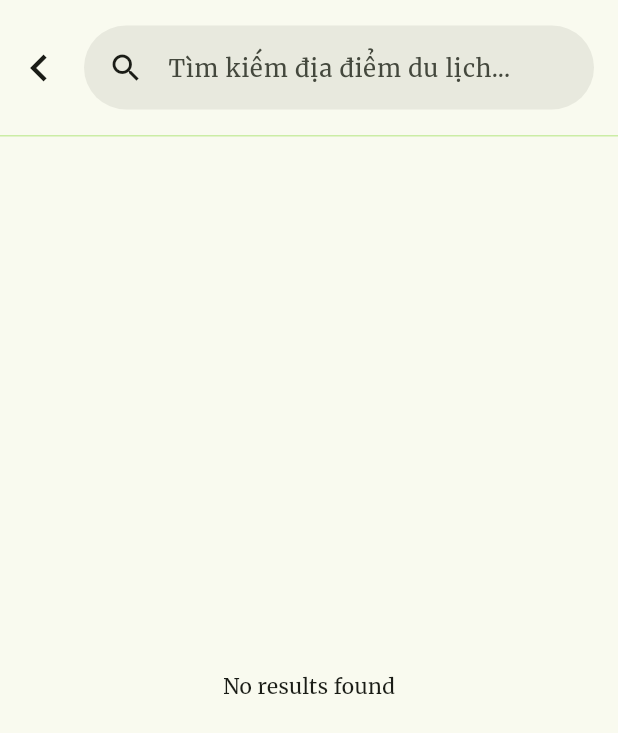
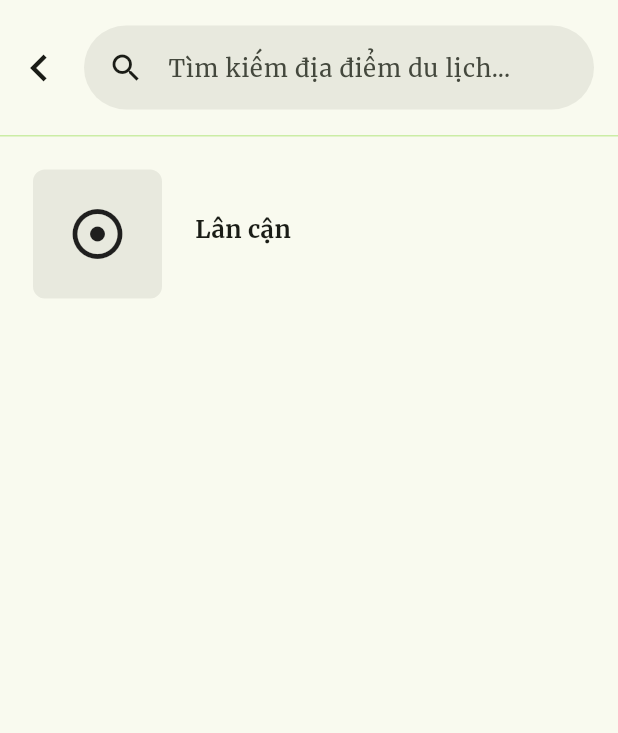
Before and after one commit to Minhnhat0408/VieVu, a Flutter app: the ExploreSearchPage screen opened directly, on a phone screen of 412 x 824 dp. Shown: the top 733 px of the screen. Run offline on Flutter 3.47's test engine with Material 3 defaults, Android fonts, the light colour scheme and no system bars; our stand-ins replace animated_text_kit, cached_network_image, carousel_slider, curved_navigation_bar, easy_stepper, flutter_bloc and 12 more; accounts and stored records are empty.

Commit message:
feat: complete Search logic partially

```diff
--- a/lib/features/explore/presentation/widgets/attraction_big_card.dart
+++ b/lib/features/explore/presentation/widgets/attraction_big_card.dart
@@ -31,11 +31,12 @@ class AttractionBigCard extends StatelessWidget {
                     Radius.circular(10),
                   ),
                   child: CachedNetworkImage(
-                    imageUrl: attraction.cover,
+                    imageUrl: "${attraction.cover}?w=90&h=90",
                     fadeInDuration: const Duration(milliseconds: 200),
-                    filterQuality: FilterQuality.medium,
+                    filterQuality: FilterQuality.low,
                     width: double.infinity,
                     height: 220,
+                    useOldImageOnUrlChange: true,
                     fit: BoxFit.cover,
                     placeholder: (context, url) => const Center(
                       child: CircularProgressIndicator(),
--- a/lib/features/search/data/models/explore_search_result_model.dart
+++ b/lib/features/search/data/models/explore_search_result_model.dart
@@ -6,6 +6,7 @@ class ExploreSearchResultModel extends ExploreSearchResult {
     super.address,
     required super.id,
     required super.type,
+    super.cover,
   });
 
   factory ExploreSearchResultModel.fromJson(Map<String, dynamic> json) {
@@ -14,6 +15,7 @@ class ExploreSearchResultModel extends ExploreSearchResult {
       address: json['address'],
       id: json['id'],
       type: json['table_name'],
+      cover: json['cover'],
     );
   }
 
@@ -23,6 +25,7 @@ class ExploreSearchResultModel extends ExploreSearchResult {
       'address': address,
       'id': id,
       'type': type,
+      'cover': cover,
     };
   }
 
--- a/lib/features/search/domain/entities/explore_search_result.dart
+++ b/lib/features/search/domain/entities/explore_search_result.dart
@@ -3,11 +3,13 @@ class ExploreSearchResult {
   final String? address;
   final String id;
   final String type;
+  final String? cover;
 
   ExploreSearchResult({
     required this.title,
     this.address,
     required this.id,
     required this.type,
+    this.cover,
   });
 }
--- /dev/null
+++ b/lib/features/search/presentation/bloc/search_bloc.dart
@@ -0,0 +1,33 @@
+import 'package:flutter/material.dart';
+import 'package:flutter_bloc/flutter_bloc.dart';
+import 'package:vn_travel_companion/features/search/domain/entities/explore_search_result.dart';
+import 'package:vn_travel_companion/features/search/domain/repositories/explore_search_repository.dart';
+
+part 'search_event.dart';
+part 'search_state.dart';
+
+class SearchBloc extends Bloc<SearchEvent, SearchState> {
+  final ExploreSearchRepository _exploreSearchRepository;
+  SearchBloc({
+    required ExploreSearchRepository repository,
+  })  : _exploreSearchRepository = repository,
+        super(SearchInitial()) {
+    on<SearchEvent>((event, emit) {
+      return emit(SearchLoading());
+    });
+
+    on<ExploreSearch>(_onExploreSearch);
+  }
+
+  void _onExploreSearch(ExploreSearch event, Emitter<SearchState> emit) async {
+    final res = await _exploreSearchRepository.exploreSearch(
+      searchText: event.searchText,
+      limit: event.limit,
+      offset: event.offset,
+    );
+    res.fold(
+      (l) => emit(SearchError(message: l.message)),
+      (r) => emit(SearchSuccess(results: r)),
+    );
+  }
+}
--- /dev/null
+++ b/lib/features/search/presentation/bloc/search_state.dart
@@ -0,0 +1,24 @@
+part of 'search_bloc.dart';
+
+@immutable
+sealed class SearchState {}
+
+final class SearchInitial extends SearchState {}
+
+final class SearchLoading extends SearchState {}
+
+final class SearchError extends SearchState {
+  final String message;
+
+  SearchError({
+    required this.message,
+  });
+}
+
+final class SearchSuccess extends SearchState {
+  final List<ExploreSearchResult> results;
+
+  SearchSuccess({
+    required this.results,
+  });
+}
--- a/lib/features/search/presentation/pages/explore_search_page.dart
+++ b/lib/features/search/presentation/pages/explore_search_page.dart
@@ -1,6 +1,11 @@
 import 'dart:async';
 
 import 'package:flutter/material.dart';
+import 'package:flutter_bloc/flutter_bloc.dart';
+import 'package:vn_travel_companion/core/utils/show_snackbar.dart';
+import 'package:vn_travel_companion/features/search/domain/entities/explore_search_result.dart';
+import 'package:vn_travel_companion/features/search/presentation/bloc/search_bloc.dart';
+import 'package:vn_travel_companion/features/search/presentation/widgets/explore_search_item.dart';
 
 class ExploreSearchPage extends StatefulWidget {
   static route() {
@@ -27,37 +32,19 @@ class ExploreSearchPage extends StatefulWidget {
 
 class _ExploreSearchState extends State<ExploreSearchPage> {
   final TextEditingController _searchController = TextEditingController();
-  Timer? _debounce; // Timer for debouncing
-  bool _isLoading = false; // Loading state
-  List<Map<String, dynamic>> _results = []; // Store search results
-
-  // Simulate search API call
-  Future<List<Map<String, dynamic>>> _search(String keyword) async {
-    await Future.delayed(const Duration(seconds: 1)); // Simulated delay
-    // Example response similar to your API
-    return [
-      {'type': 'travel_types', 'name': 'Núi', 'score': 2.06},
-      {'type': 'attractions', 'name': 'núi Bà Đen', 'score': 0.086},
-      {'type': 'attractions', 'name': 'Đồn Pháp', 'score': 0.082},
-      {'type': 'locations', 'name': 'P. Núi Sam', 'score': 0.060},
-    ]
-        .where((item) => (item['name'] as String)
-            .toLowerCase()
-            .contains(keyword.toLowerCase()))
-        .toList();
-  }
+  Timer? _debounce;
+  List<ExploreSearchResult> _results = [];
 
   // Handle text changes with debounce
   void _onSearchChanged(String keyword) {
     if (_debounce?.isActive ?? false) _debounce!.cancel();
-    _debounce = Timer(const Duration(milliseconds: 500), () async {
+    _debounce = Timer(const Duration(milliseconds: 1000), () async {
       if (keyword.isNotEmpty) {
-        setState(() => _isLoading = true);
-        final results = await _search(keyword);
-        setState(() {
-          _results = results;
-          _isLoading = false;
-        });
+        context.read<SearchBloc>().add(ExploreSearch(
+              searchText: keyword,
+              limit: 10,
+              offset: 0,
+            ));
       } else {
         setState(() => _results = []);
       }
@@ -77,19 +64,6 @@ class _ExploreSearchState extends State<ExploreSearchPage> {
     _searchController.dispose();
     _debounce?.cancel();
     super.dispose();
-  }
-
-  IconData _getIconForType(String type) {
-    switch (type) {
-      case 'attractions':
-        return Icons.attractions;
-      case 'locations':
-        return Icons.place;
-      case 'travel_types':
-        return Icons.terrain;
-      default:
-        return Icons.help_outline;
-    }
   }
 
   @override
@@ -126,30 +100,51 @@ class _ExploreSearchState extends State<ExploreSearchPage> {
           ),
         ),
       ),
-      body: Column(
+      body: BlocConsumer<SearchBloc, SearchState>(
+        listener: (context, state) {
+          if (state is SearchSuccess) {
+            setState(() {
+              _results = state.results;
+            });
+          }
+          if (state is SearchError) {
+            showSnackbar(
+              context,
+              state.message,
+              'error',
+            );
+          }
+        },
+        builder: (context, state) {
+          return Column(
             children: [
-          if (_isLoading)
+              if (state is SearchLoading)
                 const LinearProgressIndicator(), // Show loading indicator
               Expanded(
                 child: _results.isEmpty
-                ? const Center(child: Text('No results found'))
+                    ? const Padding(
+                        padding: EdgeInsets.all(20.0),
+                        child: Column(children: [
+                          ExploreSearchItem(),
+                          SizedBox(height: 20),
+                        ]),
+                      )
                     : Padding(
                         padding: const EdgeInsets.all(20.0),
                         child: ListView.builder(
                           itemCount: _results.length,
                           itemBuilder: (context, index) {
                             final result = _results[index];
-                        return ListTile(
-                          leading: Icon(_getIconForType(result['type'])),
-                          title: Text(result['name']),
-                          subtitle: Text(
-                              'Type: ${result['type']} | Score: ${result['score']}'),
+                            return ExploreSearchItem(
+                              result: result,
                             );
                           },
                         ),
                       ),
               ),
             ],
+          );
+        },
       ),
     );
   }
--- /dev/null
+++ b/lib/features/search/presentation/widgets/explore_search_item.dart
@@ -0,0 +1,106 @@
+import 'package:auto_size_text/auto_size_text.dart';
+import 'package:cached_network_image/cached_network_image.dart';
+import 'package:flutter/material.dart';
+import 'package:vn_travel_companion/features/search/domain/entities/explore_search_result.dart';
+
+class ExploreSearchItem extends StatelessWidget {
+  final ExploreSearchResult? result;
+
+  const ExploreSearchItem({
+    super.key,
+    this.result,
+  });
+
+  IconData _getIconForType(String type) {
+    switch (type) {
+      case 'attractions':
+        return Icons.attractions;
+      case 'locations':
+        return Icons.place;
+      case 'travel_types':
+        return Icons.terrain_outlined;
+      default:
+        return Icons.mode_standby_outlined;
+    }
+  }
+
+  @override
+  Widget build(BuildContext context) {
+    return Padding(
+      padding: const EdgeInsets.only(bottom: 20.0),
+      child: Row(
+        children: [
+          Container(
+            decoration: BoxDecoration(
+              color: Theme.of(context).colorScheme.surfaceContainerHigh,
+              borderRadius: BorderRadius.circular(10),
+              border: Border.all(
+                color: Theme.of(context).colorScheme.surfaceBright,
+                width: 2.0,
+              ),
+            ),
+            width: 90,
+            height: 90,
+            alignment: Alignment.center,
+            clipBehavior: Clip.hardEdge,
+            child: (result == null || result!.type != 'attractions')
+                ? Icon(
+                    _getIconForType(result == null ? 'nearby' : result!.type),
+                    size: 40,
+                  )
+                : CachedNetworkImage(
+                    imageUrl:
+                        "${result!.cover}?w=90&h=90", // Use optimized size
+                    placeholder: (context, url) => const Center(
+                      child: CircularProgressIndicator(),
+                    ),
+                    fadeInDuration: Duration
+                        .zero, // Remove fade-in animation for faster display
+                    filterQuality: FilterQuality.low,
+                    useOldImageOnUrlChange: true, // Avoid unnecessary reloads
+                    width: 90,
+                    height: 90,
+                    fit: BoxFit.cover,
+                    errorWidget: (context, url, error) =>
+                        const Icon(Icons.error),
+                  ),
+          ),
+          const SizedBox(width: 20),
+          Expanded(
+            // Ensure this widget allows text to take available space
+            child: Padding(
+              padding: const EdgeInsets.only(right: 10.0),
+              child: Column(
+                crossAxisAlignment: CrossAxisAlignment.start,
+                children: [
+                  AutoSizeText(
+                    result == null ? 'Lân cận' : result!.title,
+                    minFontSize: 14, // Minimum font size to shrink to
+                    maxLines: 2, // Allow up to 2 lines for wrapping
+                    overflow: TextOverflow
+                        .ellipsis, // Add ellipsis if it exceeds maxLines
+                    style: const TextStyle(
+                      fontWeight: FontWeight.bold,
+                      fontSize: 16, // Default starting font size
+                    ),
+                  ),
+                  const SizedBox(height: 6),
+                  if (result != null && result!.address != null)
+                    Text(
+                      result!.address!,
+                      softWrap: true, // Wrap the address to the next line
+                      overflow: TextOverflow.ellipsis,
+                      maxLines: 1,
+                      style: const TextStyle(
+                        fontSize: 12,
+                      ),
+                    ),
+                ],
+              ),
+            ),
+          ),
+        ],
+      ),
+    );
+  }
+}
--- a/lib/main.dart
+++ b/lib/main.dart
@@ -17,6 +17,7 @@ import 'package:vn_travel_companion/features/explore/presentation/bloc/attractio
 import 'package:vn_travel_companion/features/explore/presentation/bloc/event/event_bloc.dart';
 import 'package:vn_travel_companion/features/explore/presentation/bloc/location/location_bloc.dart';
 import 'package:vn_travel_companion/features/explore/presentation/cubit/nearby_attractions_cubit.dart';
+import 'package:vn_travel_companion/features/search/presentation/bloc/search_bloc.dart';
 import 'package:vn_travel_companion/features/settings/presentation/pages/settings.dart';
 import 'package:vn_travel_companion/features/user_preference/presentation/bloc/preference/preference_bloc.dart';
 import 'package:vn_travel_companion/features/user_preference/presentation/bloc/travel_types/travel_types_bloc.dart';
@@ -37,6 +38,7 @@ void main() async {
       BlocProvider(create: (_) => serviceLocator<LocationBloc>()),
       BlocProvider(create: (_) => serviceLocator<EventBloc>()),
       BlocProvider(create: (_) => serviceLocator<NearbyAttractionsCubit>()),
+      BlocProvider(create: (_) => serviceLocator<SearchBloc>()),
     ],
     child: const MyApp(),
   ));
--- a/pubspec.yaml
+++ b/pubspec.yaml
@@ -57,6 +57,7 @@ dependencies:
   url_launcher: ^6.3.1
   geolocator: ^13.0.2
   hive_flutter: ^1.1.0
+  auto_size_text: ^3.0.0
 dev_dependencies:
   flutter_test:
     sdk: flutter
```
Also changed, not shown: lib/features/search/presentation/bloc/search_event.dart (added, +16 -0 lines), lib/init_dependencies.dart (+25 -0 lines), pubspec.lock. Lines whose indentation alone changed are shown as unchanged.
